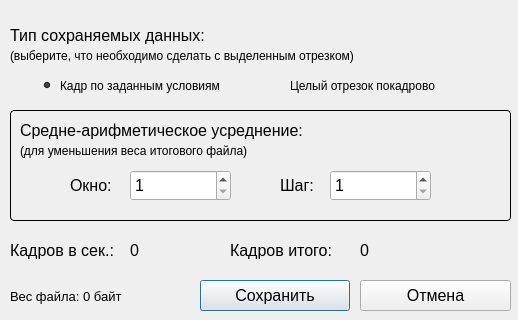
bakafox/vkr-tools, file eeg-cutter/ui/SaveKnotsDialog.ui: the form before one commit; both pictures show x 0 to 518 and y 150 to 470 of the 518 by 470 pixel window.
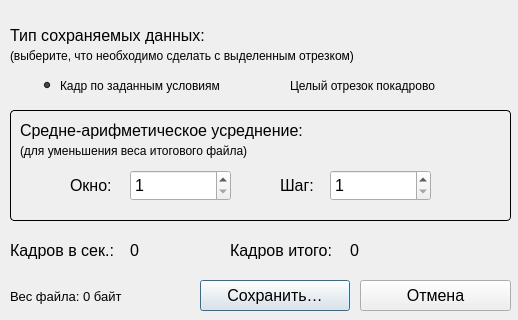
The form after the commit.

Patch:
```diff
--- a/eeg-cutter/ui/SaveKnotsDialog.ui
+++ b/eeg-cutter/ui/SaveKnotsDialog.ui
@@ -28,7 +28,7 @@
     </font>
    </property>
    <property name="text">
-    <string>Сохранить</string>
+    <string>Сохранить…</string>
    </property>
   </widget>
   <widget class="QPushButton" name="cancelButton">
@@ -255,7 +255,7 @@
   <widget class="QLabel" name="numFramesTotal">
    <property name="geometry">
     <rect>
-     <x>360</x>
+     <x>350</x>
      <y>390</y>
      <width>151</width>
      <height>21</height>
```
